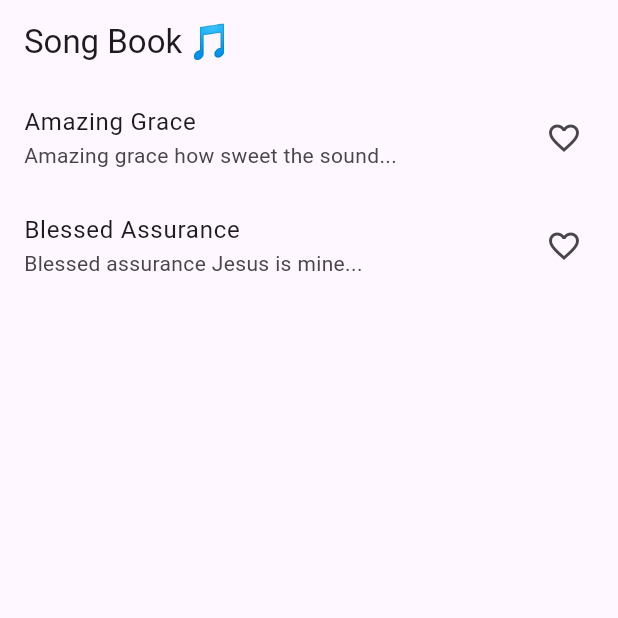
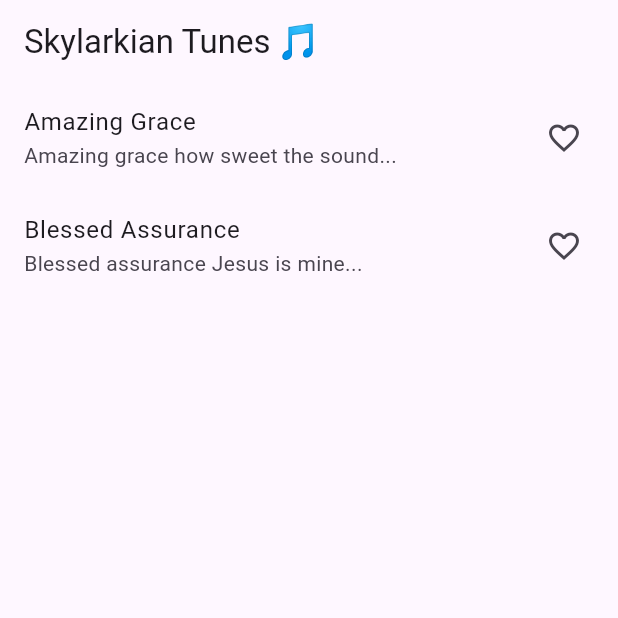
Before and after one commit to eddy-richards/skylarkian-tunes-flutter, a Flutter app: the screen it shows after launch, on a phone screen of 412 x 824 dp, the top half of it. Run offline on Flutter 3.47's test engine with Material 3 defaults, Android fonts, the phone set to English and light mode, and no system bars; our stand-ins replace hive, hive_flutter; accounts and stored records are empty.

Commit message:
chore(branding): rename application to Skylarkian Tunes

```diff
--- a/lib/main.dart
+++ b/lib/main.dart
@@ -69,7 +69,7 @@ class _SongListScreenState extends State<SongListScreen> {
   Widget build(BuildContext context) {
     return Scaffold(
       appBar: AppBar(
-        title: const Text("Song Book 🎵"),
+        title: const Text("Skylarkian Tunes 🎵"),
       ),
       body: ValueListenableBuilder(
         valueListenable: songBox.listenable(),
```
Also changed, not shown: 2 other files.
